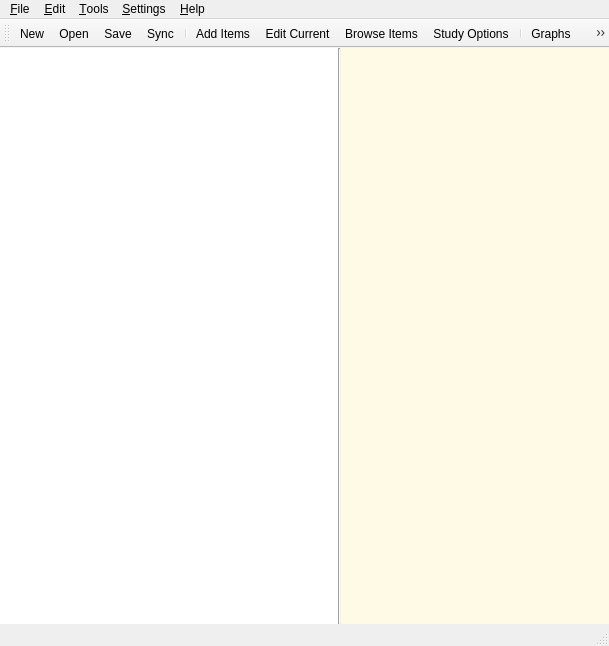
The window that designer/main.ui (ankitects/anki) describes before a commit, drawn with Qt 5.
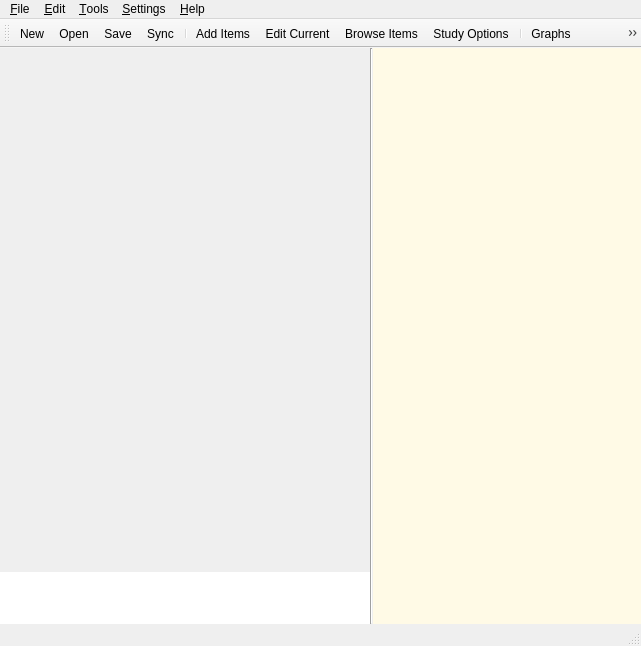
The same window after the commit. Icons and pictures are not drawn.

Commit message: respect system theme in study options, deck browser, etc

The edit to the form file:
```diff
--- a/designer/main.ui
+++ b/designer/main.ui
@@ -5,7 +5,7 @@
    <rect>
     <x>0</x>
     <y>0</y>
-    <width>552</width>
+    <width>641</width>
     <height>646</height>
    </rect>
   </property>
@@ -41,70 +41,6 @@
     </property>
     <item>
      <widget class="QFrame" name="mainTextFrame" >
-      <property name="palette" >
-       <palette>
-        <active>
-         <colorrole role="Base" >
-          <brush brushstyle="SolidPattern" >
-           <color alpha="255" >
-            <red>255</red>
-            <green>255</green>
-            <blue>255</blue>
-           </color>
-          </brush>
-         </colorrole>
-         <colorrole role="Window" >
-          <brush brushstyle="SolidPattern" >
-           <color alpha="255" >
-            <red>255</red>
-            <green>255</green>
-            <blue>255</blue>
-           </color>
-          </brush>
-         </colorrole>
-        </active>
-        <inactive>
-         <colorrole role="Base" >
-          <brush brushstyle="SolidPattern" >
-           <color alpha="255" >
-            <red>255</red>
-            <green>255</green>
-            <blue>255</blue>
-           </color>
-          </brush>
-         </colorrole>
-         <colorrole role="Window" >
-          <brush brushstyle="SolidPattern" >
-           <color alpha="255" >
-            <red>255</red>
-            <green>255</green>
-            <blue>255</blue>
-           </color>
-          </brush>
-         </colorrole>
-        </inactive>
-        <disabled>
-         <colorrole role="Base" >
-          <brush brushstyle="SolidPattern" >
-           <color alpha="255" >
-            <red>255</red>
-            <green>255</green>
-            <blue>255</blue>
-           </color>
-          </brush>
-         </colorrole>
-         <colorrole role="Window" >
-          <brush brushstyle="SolidPattern" >
-           <color alpha="255" >
-            <red>255</red>
-            <green>255</green>
-            <blue>255</blue>
-           </color>
-          </brush>
-         </colorrole>
-        </disabled>
-       </palette>
-      </property>
       <property name="autoFillBackground" >
        <bool>true</bool>
       </property>
@@ -129,6 +65,73 @@
            <verstretch>1</verstretch>
           </sizepolicy>
          </property>
+         <property name="palette" >
+          <palette>
+           <active>
+            <colorrole role="Base" >
+             <brush brushstyle="SolidPattern" >
+              <color alpha="255" >
+               <red>255</red>
+               <green>255</green>
+               <blue>255</blue>
+              </color>
+             </brush>
+            </colorrole>
+            <colorrole role="Window" >
+             <brush brushstyle="SolidPattern" >
+              <color alpha="255" >
+               <red>255</red>
+               <green>255</green>
+               <blue>255</blue>
+              </color>
+             </brush>
+            </colorrole>
+           </active>
+           <inactive>
+            <colorrole role="Base" >
+             <brush brushstyle="SolidPattern" >
+              <color alpha="255" >
+               <red>255</red>
+               <green>255</green>
+               <blue>255</blue>
+              </color>
+             </brush>
+            </colorrole>
+            <colorrole role="Window" >
+             <brush brushstyle="SolidPattern" >
+              <color alpha="255" >
+               <red>255</red>
+               <green>255</green>
+               <blue>255</blue>
+              </color>
+             </brush>
+            </colorrole>
+           </inactive>
+           <disabled>
+            <colorrole role="Base" >
+             <brush brushstyle="SolidPattern" >
+              <color alpha="255" >
+               <red>255</red>
+               <green>255</green>
+               <blue>255</blue>
+              </color>
+             </brush>
+            </colorrole>
+            <colorrole role="Window" >
+             <brush brushstyle="SolidPattern" >
+              <color alpha="255" >
+               <red>255</red>
+               <green>255</green>
+               <blue>255</blue>
+              </color>
+             </brush>
+            </colorrole>
+           </disabled>
+          </palette>
+         </property>
+         <property name="autoFillBackground" >
+          <bool>true</bool>
+         </property>
          <property name="currentIndex" >
           <number>3</number>
          </property>
@@ -1288,7 +1291,7 @@
     <rect>
      <x>0</x>
      <y>0</y>
-     <width>552</width>
+     <width>641</width>
      <height>22</height>
     </rect>
    </property>
```
